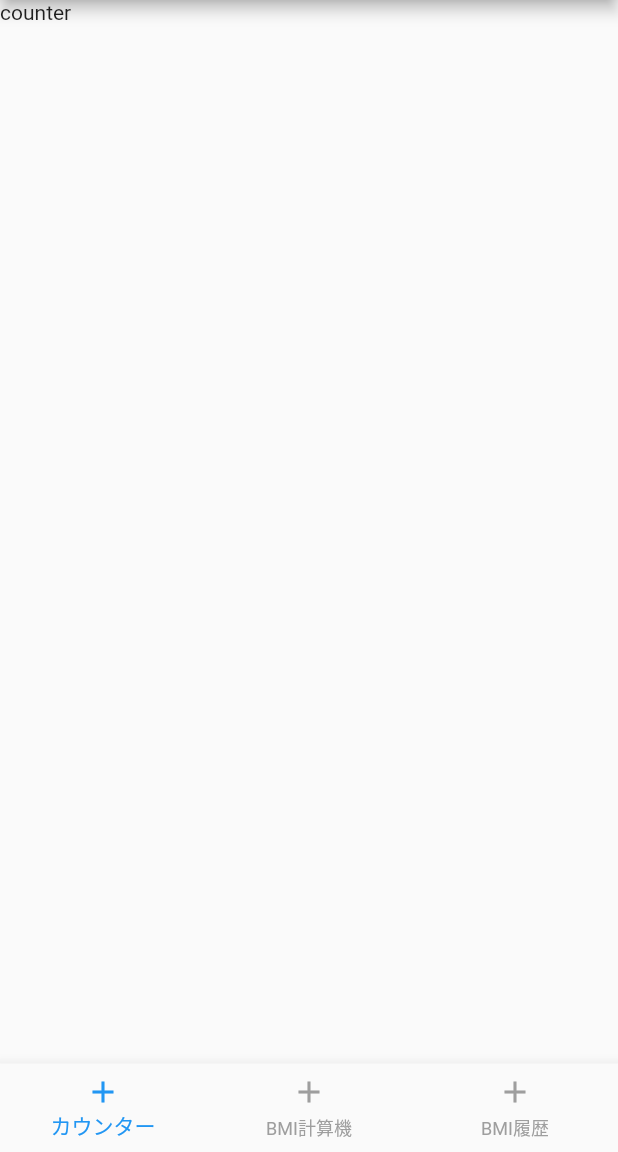
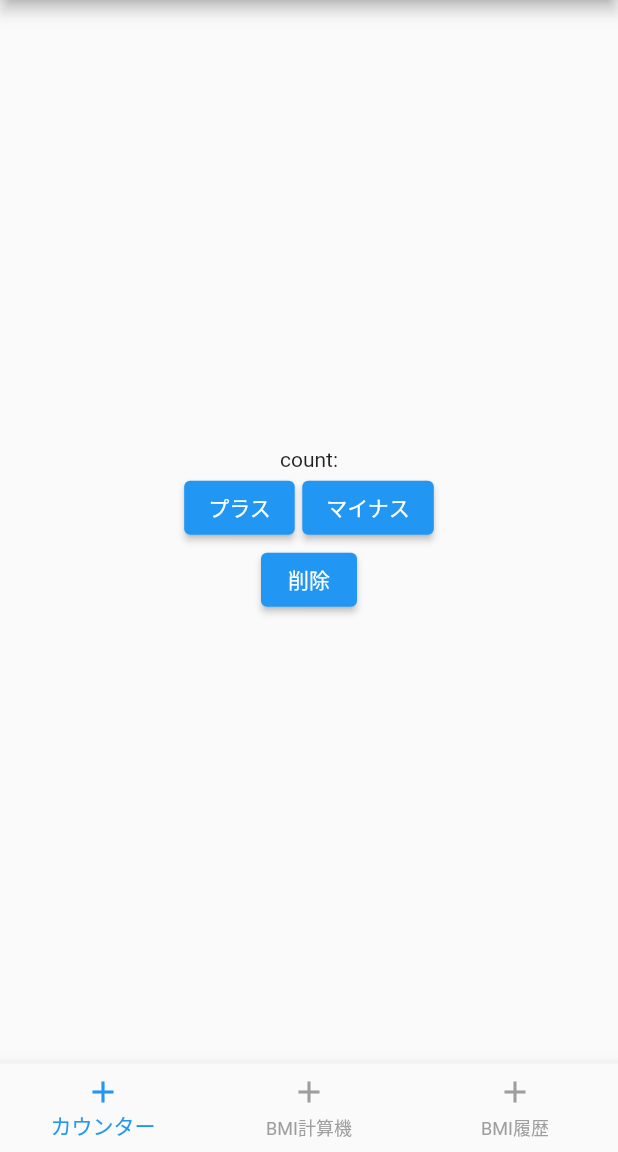
Before and after one commit to Amatriciana/riv2_learn, a Flutter app: the screen it shows after launch, on a phone screen of 412 x 824 dp, the part 84-1236 px from its top. Run offline on Flutter 3.47's test engine with Material 2 defaults, Android fonts, the phone set to English and light mode, and no system bars; our stand-ins replace flutter_hooks, hooks_riverpod.

Commit message:
カウンター外観作成

```diff
--- a/lib/counter.dart
+++ b/lib/counter.dart
@@ -6,8 +6,33 @@ class CounterApp extends HookConsumerWidget {
 
   @override
   Widget build(BuildContext context, WidgetRef ref) {
-    return const Scaffold(
-      body: Text('counter'),
+    return Scaffold(
+      body: Center(
+        child: Column(
+          mainAxisAlignment: MainAxisAlignment.center,
+          children: [
+            Text('count:'),
+            Row(
+              mainAxisAlignment: MainAxisAlignment.center,
+              children: [
+                ElevatedButton(
+                  child: const Text('プラス'),
+                  onPressed: () {},
+                ),
+                const SizedBox(width: 5),
+                ElevatedButton(
+                  child: const Text('マイナス'),
+                  onPressed: () {},
+                ),
+              ],
+            ),
+            ElevatedButton(
+              child: const Text('削除'),
+              onPressed: () {},
+            ),
+          ],
+        ),
+      ),
     );
   }
 }
```
